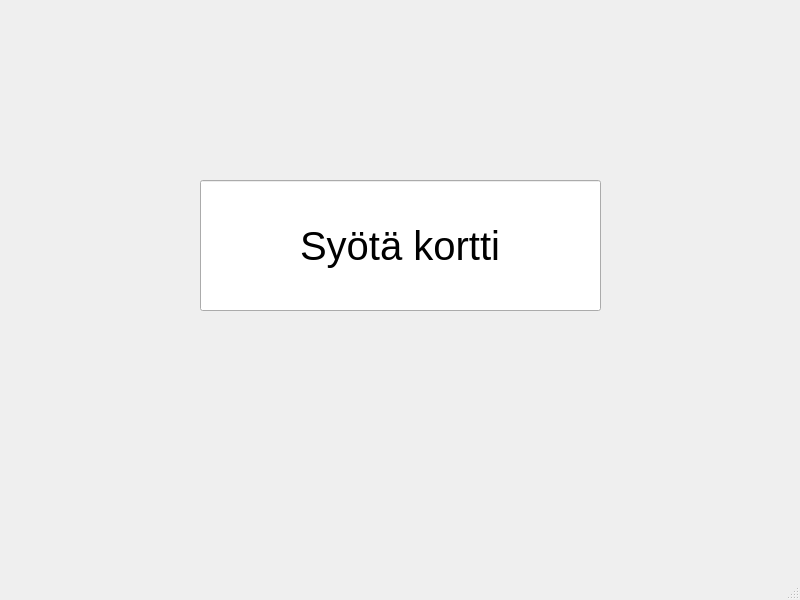
This is bank-automat/mainwindow.ui in AleksiPuumala/bank-automat-omakopio as Qt 5 draws it before an edit. The edited form follows.
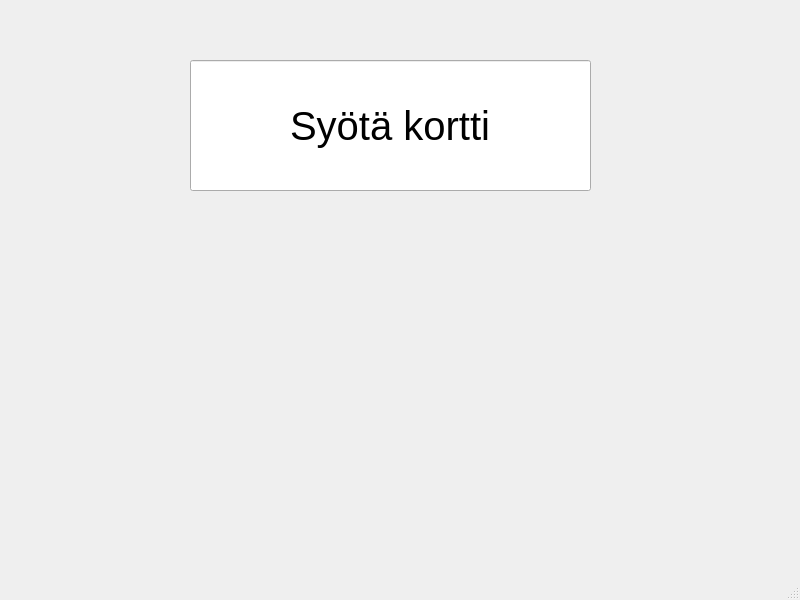
This is the edited form.

The edit to the form file:
```diff
--- a/bank-automat/mainwindow.ui
+++ b/bank-automat/mainwindow.ui
@@ -17,8 +17,8 @@
    <widget class="QLineEdit" name="infoTeksti">
     <property name="geometry">
      <rect>
-      <x>200</x>
-      <y>180</y>
+      <x>190</x>
+      <y>60</y>
       <width>401</width>
       <height>131</height>
      </rect>
@@ -35,6 +35,22 @@
      <set>Qt::AlignCenter</set>
     </property>
    </widget>
+   <widget class="QLabel" name="labelPic">
+    <property name="geometry">
+     <rect>
+      <x>220</x>
+      <y>220</y>
+      <width>341</width>
+      <height>221</height>
+     </rect>
+    </property>
+    <property name="text">
+     <string/>
+    </property>
+    <property name="alignment">
+     <set>Qt::AlignCenter</set>
+    </property>
+   </widget>
   </widget>
   <widget class="QMenuBar" name="menubar">
    <property name="geometry">
```
